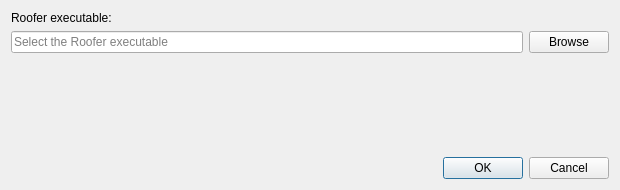
Before: the Qt Designer form UI/dialogSettings.ui in MultiRoofs/UIcityJSON, drawn with Qt 5.
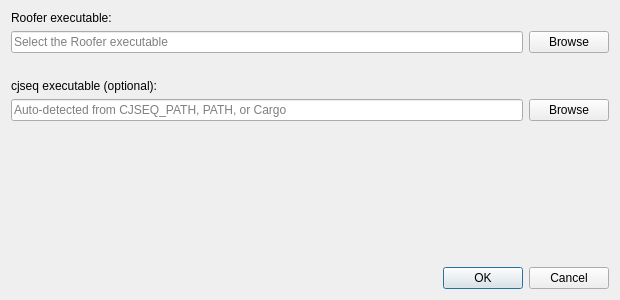
After: the same form once the commit is applied.

```diff
--- a/UI/dialogSettings.ui
+++ b/UI/dialogSettings.ui
@@ -7,7 +7,7 @@
     <x>0</x>
     <y>0</y>
     <width>620</width>
-    <height>190</height>
+    <height>300</height>
    </rect>
   </property>
   <property name="windowTitle">
@@ -54,6 +54,32 @@
     </widget>
    </item>
 
+   <item>
+    <widget class="QLabel" name="label_cjseq">
+     <property name="text"><string>cjseq executable (optional):</string></property>
+    </widget>
+   </item>
+   <item>
+    <layout class="QHBoxLayout" name="cjseqPathLayout">
+     <item>
+      <widget class="QLineEdit" name="le_cjseq">
+       <property name="placeholderText"><string>Auto-detected from CJSEQ_PATH, PATH, or Cargo</string></property>
+      </widget>
+     </item>
+     <item>
+      <widget class="QPushButton" name="pb_browse_cjseq">
+       <property name="text"><string>Browse</string></property>
+      </widget>
+     </item>
+    </layout>
+   </item>
+   <item>
+    <widget class="QLabel" name="lb_cjseq_status">
+     <property name="text"><string/></property>
+     <property name="wordWrap"><bool>true</bool></property>
+    </widget>
+   </item>
+
    <item>
     <spacer name="verticalSpacer">
      <property name="orientation">
```
